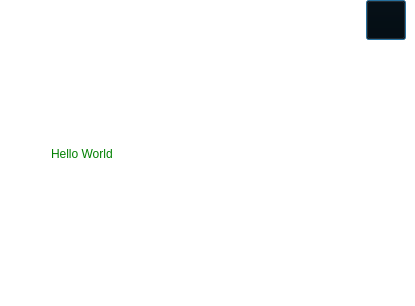
Old version of the form CAI_PyQt/CAI_Student/UI/CustomizedDialog.ui in the repository CPG19040/CPG19040.
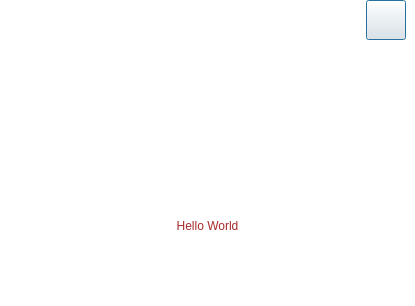
New version of the form. Icons and pictures are not drawn.

What changed in the file:
```diff
--- a/CAI_PyQt/CAI_Student/UI/CustomizedDialog.ui
+++ b/CAI_PyQt/CAI_Student/UI/CustomizedDialog.ui
@@ -26,7 +26,24 @@
    <string>Dialog</string>
   </property>
   <property name="styleSheet">
-   <string notr="true">background: transparent;</string>
+   <string notr="true">#CustomDialog { 
+	background: transparent;
+}
+
+#widget { 
+	border-image: url(:/Images/Images/slab.png); 
+}
+
+#widget_2 { 
+	border-image: url(:/Images/Images/paper.svg); 
+	margin: 0px 20px 0px; 
+}
+
+#label_message {
+	padding: 10px 30px 10px; 
+	font: 13pt &quot;Kissy Hugs&quot;; 
+	color: Brown;
+}</string>
   </property>
   <layout class="QVBoxLayout" name="verticalLayout">
    <property name="leftMargin">
@@ -134,7 +151,7 @@
       <item>
        <widget class="QWidget" name="widget_2" native="true">
         <property name="styleSheet">
-         <string notr="true">#widget_2 { border-image: url(:/Images/Images/paper.svg); margin: 0px 20px 0px; }</string>
+         <string notr="true"/>
         </property>
         <layout class="QVBoxLayout" name="verticalLayout_3">
          <property name="topMargin">
@@ -143,16 +160,47 @@
          <property name="rightMargin">
           <number>9</number>
          </property>
+         <item>
+          <widget class="QWidget" name="widget_3" native="true">
+           <layout class="QHBoxLayout" name="horizontalLayout">
+            <item>
+             <widget class="QLabel" name="label_gif">
+              <property name="minimumSize">
+               <size>
+                <width>120</width>
+                <height>120</height>
+               </size>
+              </property>
+              <property name="maximumSize">
+               <size>
+                <width>120</width>
+                <height>120</height>
+               </size>
+              </property>
+              <property name="text">
+               <string/>
+              </property>
+              <property name="scaledContents">
+               <bool>true</bool>
+              </property>
+              <property name="alignment">
+               <set>Qt::AlignCenter</set>
+              </property>
+             </widget>
+            </item>
+           </layout>
+          </widget>
+         </item>
          <item>
           <widget class="QLabel" name="label_message">
            <property name="styleSheet">
-            <string notr="true">padding: 10px 30px 10px; font: 13pt &quot;Inter Medium&quot;; color: green;</string>
+            <string notr="true"/>
            </property>
            <property name="text">
             <string>Hello World</string>
            </property>
            <property name="alignment">
-            <set>Qt::AlignLeading|Qt::AlignLeft|Qt::AlignVCenter</set>
+            <set>Qt::AlignCenter</set>
            </property>
            <property name="wordWrap">
             <bool>true</bool>
```
Left out of the diff: 2 changed lines with no effect on the pictures.
